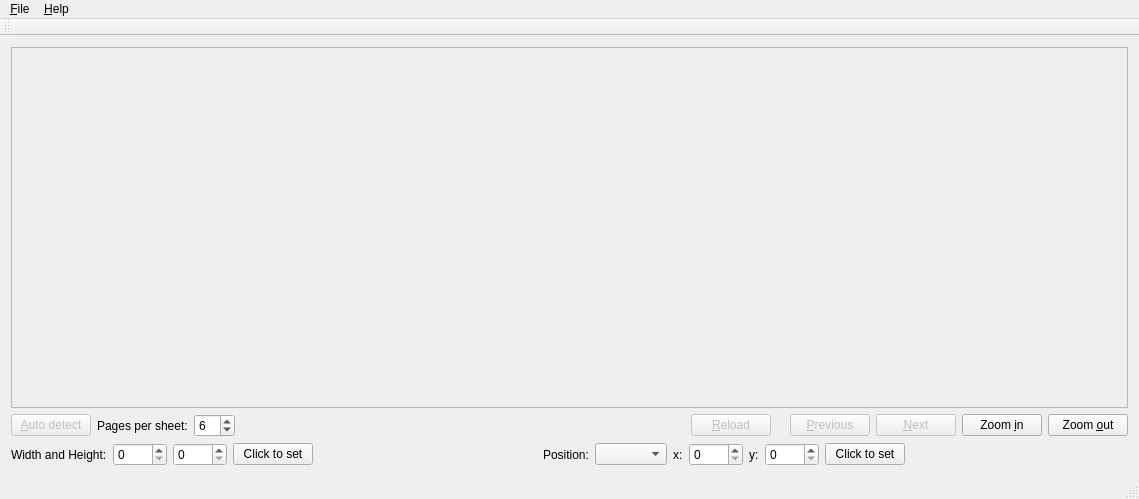
Old version of the form pdfhandoutcrop/mainwindow.ui in the repository cges30901/pdfhandoutcrop.
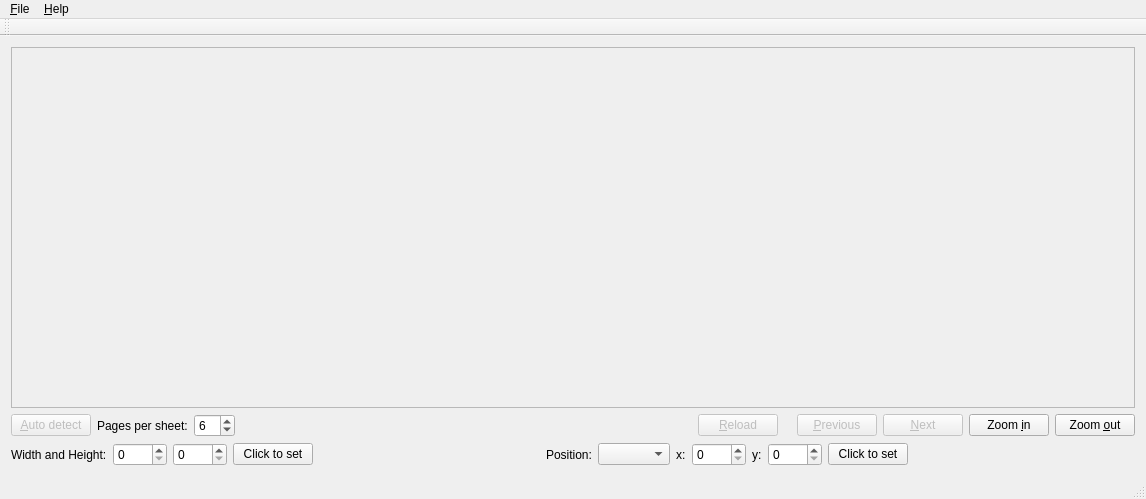
New version of the form.

```diff
--- a/pdfhandoutcrop/mainwindow.ui
+++ b/pdfhandoutcrop/mainwindow.ui
@@ -6,7 +6,7 @@
    <rect>
     <x>0</x>
     <y>0</y>
-    <width>1139</width>
+    <width>1146</width>
     <height>499</height>
    </rect>
   </property>
@@ -31,7 +31,7 @@
         <rect>
          <x>0</x>
          <y>0</y>
-         <width>1119</width>
+         <width>1126</width>
          <height>327</height>
         </rect>
        </property>
@@ -270,7 +270,7 @@
     <rect>
      <x>0</x>
      <y>0</y>
-     <width>1139</width>
+     <width>1146</width>
      <height>32</height>
     </rect>
    </property>
```
Left out of the diff: 25 changed lines with no effect on the pictures.
